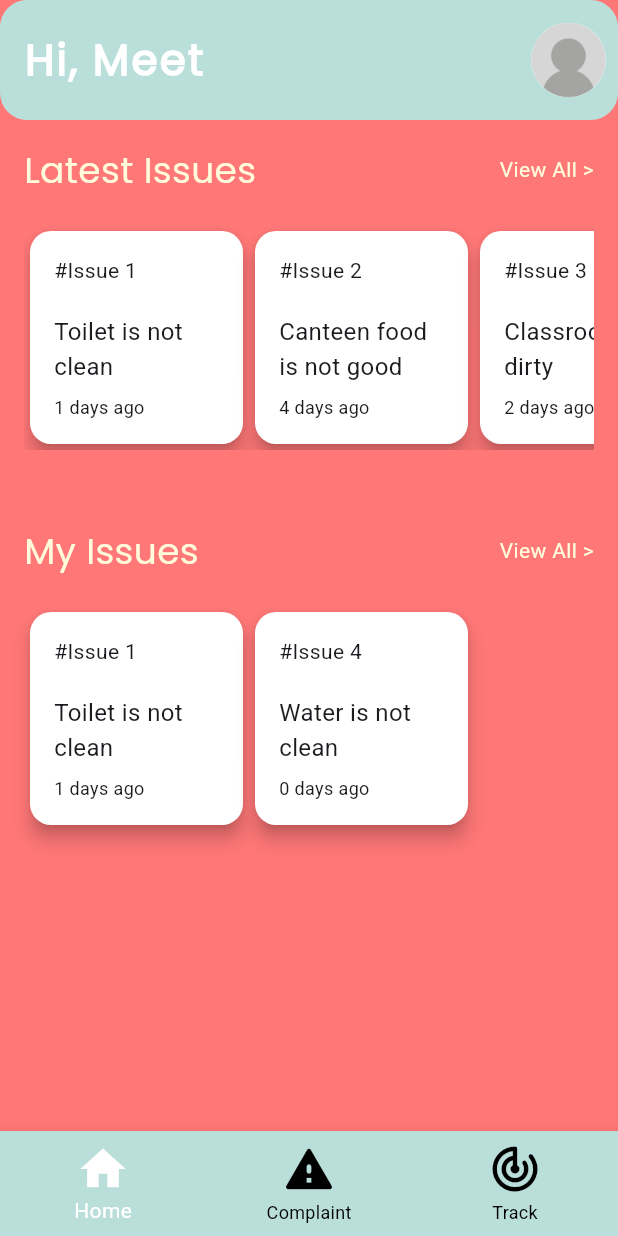
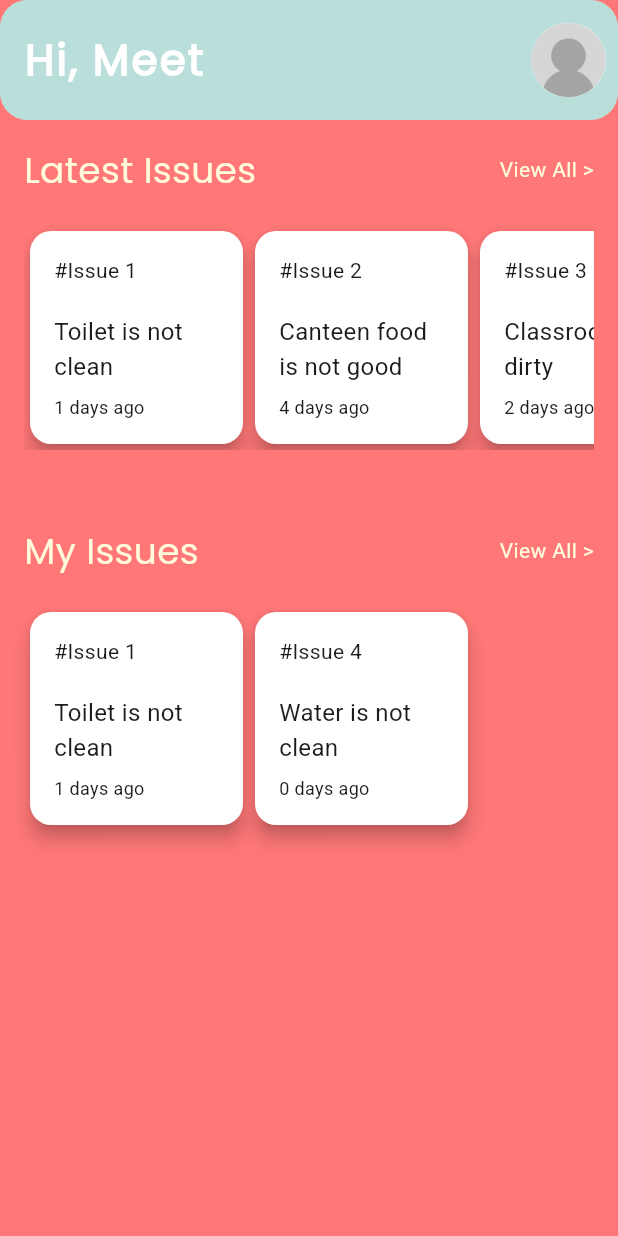
Before and after one commit to meetasati07/Campus_Complaint, a Flutter app: the HomePage screen opened directly, on a phone screen of 412 x 824 dp. Run offline on Flutter 3.47's test engine with Material 3 defaults, Android fonts, the phone set to English and light mode, and no system bars.

Commit message:
Navigation between home, complaint, track page implemented

```diff
--- a/lib/pages/complaint_page.dart
+++ b/lib/pages/complaint_page.dart
@@ -87,22 +87,7 @@ class ComplaintPage extends StatelessWidget {
           ),
         ],
       ),
-      bottomNavigationBar: BottomNavigationBar(
-        items: <BottomNavigationBarItem>[
-          BottomNavigationBarItem(
-            icon: Icon(Icons.home, size: 36),
-            label: 'Home',
-          ),
-          BottomNavigationBarItem(
-            icon: Icon(Icons.report_problem_rounded, size: 36),
-            label: 'Complaint',
-          ),
-          BottomNavigationBarItem(
-            icon: Icon(Icons.track_changes_rounded, size: 36),
-            label: 'Track',
-          ),
-        ],
-      ),
+
     );
   }
 }
--- a/lib/pages/home_page.dart
+++ b/lib/pages/home_page.dart
@@ -146,22 +146,6 @@ class HomePage extends StatelessWidget {
           ],
         ),
       ),
-      bottomNavigationBar: BottomNavigationBar(
-        items: <BottomNavigationBarItem>[
-          BottomNavigationBarItem(
-            icon: Icon(Icons.home, size: 36),
-            label: 'Home',
-          ),
-          BottomNavigationBarItem(
-            icon: Icon(Icons.report_problem_rounded, size: 36),
-            label: 'Complaint',
-          ),
-          BottomNavigationBarItem(
-            icon: Icon(Icons.track_changes_rounded, size: 36),
-            label: 'Track',
-          ),
-        ],
-      ),
     );
   }
 }
--- a/lib/pages/login_page.dart
+++ b/lib/pages/login_page.dart
@@ -1,5 +1,5 @@
-import 'package:campus_complaint/pages/home_page.dart';
 import 'package:campus_complaint/pages/signup_page.dart';
+import 'package:campus_complaint/widgets/bottom_navigation.dart';
 import 'package:flutter/material.dart';
 
 class LoginPage extends StatelessWidget {
@@ -77,7 +77,7 @@ class LoginPage extends StatelessWidget {
               onPressed: () {
                 Navigator.pushAndRemoveUntil(
                   context,
-                  MaterialPageRoute(builder: (_) => HomePage()),
+                  MaterialPageRoute(builder: (_) => BottomNavigation()),
                   ModalRoute.withName('/Home'),
                 );
               },
--- a/lib/pages/signup_page.dart
+++ b/lib/pages/signup_page.dart
@@ -1,5 +1,5 @@
-import 'package:campus_complaint/pages/home_page.dart';
 import 'package:campus_complaint/pages/login_page.dart';
+import 'package:campus_complaint/widgets/bottom_navigation.dart';
 import 'package:flutter/material.dart';
 
 class SignupPage extends StatelessWidget {
@@ -104,7 +104,7 @@ class SignupPage extends StatelessWidget {
               onPressed: () {
                 Navigator.pushAndRemoveUntil(
                   context,
-                  MaterialPageRoute(builder: (_) => HomePage()),
+                  MaterialPageRoute(builder: (_) => BottomNavigation()),
                   ModalRoute.withName('/Home'),
                 );
               },
--- a/lib/pages/track_complaint_page.dart
+++ b/lib/pages/track_complaint_page.dart
@@ -56,22 +56,7 @@ class TrackComplaintPage extends StatelessWidget {
           ],
         ),
       ),
-      bottomNavigationBar: BottomNavigationBar(
-        items: <BottomNavigationBarItem>[
-          BottomNavigationBarItem(
-            icon: Icon(Icons.home, size: 36),
-            label: 'Home',
-          ),
-          BottomNavigationBarItem(
-            icon: Icon(Icons.report_problem_rounded, size: 36),
-            label: 'Complaint',
-          ),
-          BottomNavigationBarItem(
-            icon: Icon(Icons.track_changes_rounded, size: 36),
-            label: 'Track',
-          ),
-        ],
-      ),
+
     );
   }
 }
```
Also changed, not shown: lib/widgets/bottom_navigation.dart (added, +46 -0 lines).
